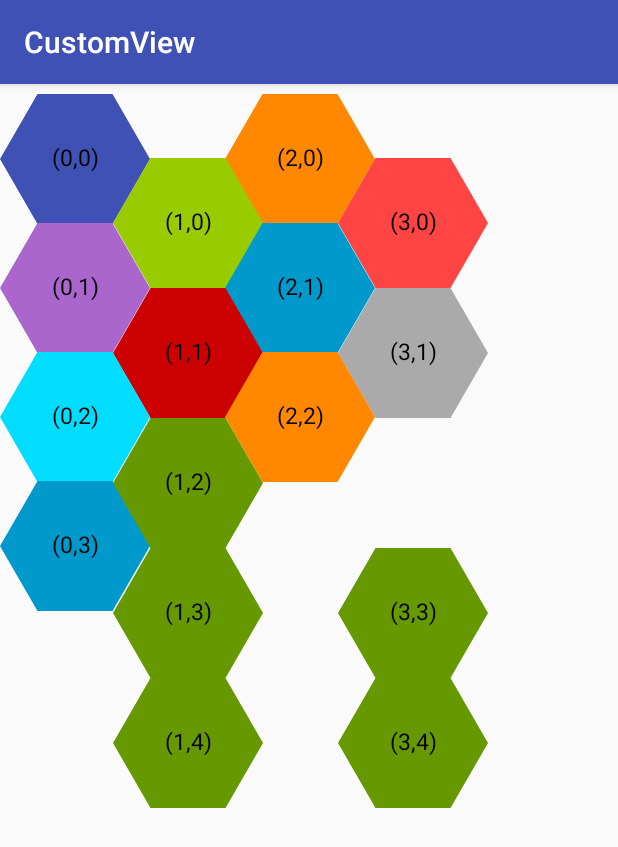
After one commit to Geek-L/AndroidProject, an Android app: the HexagonViewTest screen opened directly, with no data from a screen before it, on a phone screen of 412 x 824 dp. The commit adds this screen. Shown: the top 847 px of the screen. Run offline under Robolectric (Android 15) with nearby library versions, the phone set to English and light mode, and no system bars.

Commit message:
add hexagonview
update

```diff
--- /dev/null
+++ b/CustomView/app/src/main/java/com/zyl/customview/test/FlexibleFontViewTest.java
@@ -0,0 +1,15 @@
+package com.zyl.customview.test;
+
+import android.support.v7.app.AppCompatActivity;
+import android.os.Bundle;
+
+import com.zyl.customview.R;
+
+public class FlexibleFontViewTest extends AppCompatActivity {
+
+    @Override
+    protected void onCreate(Bundle savedInstanceState) {
+        super.onCreate(savedInstanceState);
+        setContentView(R.layout.activity_flexible_font_view_test);
+    }
+}
--- /dev/null
+++ b/CustomView/app/src/main/java/com/zyl/customview/test/HexagonViewTest.java
@@ -0,0 +1,26 @@
+package com.zyl.customview.test;
+
+import android.support.v7.app.AppCompatActivity;
+import android.os.Bundle;
+import android.widget.Toast;
+
+import com.zyl.customview.R;
+import com.zyl.customview.view.HexagonView;
+import com.zyl.customview.viewgroup.HexagonsLayout;
+
+public class HexagonViewTest extends AppCompatActivity implements HexagonsLayout.onClickItemListener{
+    private HexagonsLayout hexagonsLayout;
+    @Override
+    protected void onCreate(Bundle savedInstanceState) {
+        super.onCreate(savedInstanceState);
+        setContentView(R.layout.activity_hexagon_view_test);
+
+        hexagonsLayout=findViewById(R.id.hexagons_layout);
+        hexagonsLayout.setOnClickItemListener(this);
+    }
+
+    @Override
+    public void onClickItem(int x, int y) {
+        Toast.makeText(this,"x="+x+",y="+y,Toast.LENGTH_SHORT).show();
+    }
+}
--- a/CustomView/app/src/main/java/com/zyl/customview/test/MainActivity.java
+++ b/CustomView/app/src/main/java/com/zyl/customview/test/MainActivity.java
@@ -35,6 +35,8 @@ public class MainActivity extends AppCompatActivity implements MyAdapter.onItemC
         data.add("BallenetVerifierView");
         data.add("QQMusicEqualizerView");
         data.add("LottieAnimationView");
+        data.add("FlexibleFontViewTest");
+        data.add("HexagonViewTest");
         return data;
     }
 
@@ -54,6 +56,14 @@ public class MainActivity extends AppCompatActivity implements MyAdapter.onItemC
                 intent=new Intent(this,LottieAnimationViewTest.class);
                 break;
             }
+            case 3:{
+                intent=new Intent(this,FlexibleFontViewTest.class);
+                break;
+            }
+            case 4:{
+                intent=new Intent(this,HexagonViewTest.class);
+                break;
+            }
             default:
                 break;
         }
--- /dev/null
+++ b/CustomView/app/src/main/java/com/zyl/customview/view/FlexibleFontView.java
@@ -0,0 +1,81 @@
+package com.zyl.customview.view;
+
+import android.content.Context;
+import android.graphics.Canvas;
+import android.graphics.Paint;
+import android.support.annotation.Nullable;
+import android.util.AttributeSet;
+import android.view.View;
+
+import com.zyl.customview.util.DisplayUtil;
+
+/**
+ * Created by zhangyuanlu on 2018/1/19.
+ */
+
+public class FlexibleFontView extends View {
+    private Paint mPaint;
+    private int mHeight;
+    private int mWidth;
+    private Context mContext;
+    public FlexibleFontView(Context context) {
+        this(context,null);
+    }
+
+    public FlexibleFontView(Context context, @Nullable AttributeSet attrs) {
+        this(context, attrs,0);
+    }
+
+    public FlexibleFontView(Context context, @Nullable AttributeSet attrs, int defStyleAttr) {
+        this(context, attrs, defStyleAttr,0);
+    }
+
+    public FlexibleFontView(Context context, @Nullable AttributeSet attrs, int defStyleAttr, int defStyleRes) {
+        super(context, attrs, defStyleAttr, defStyleRes);
+        mContext=context;
+        init();
+    }
+    public void init(){
+        mPaint=new Paint();
+        mPaint.setAntiAlias(true);
+        mPaint.setStrokeWidth(10);
+        mPaint.setTextSize(DisplayUtil.sp2px(mContext,42));
+    }
+    private int measureView(int measureSpec,int defaultSize){
+        int measureSize;
+        int size=MeasureSpec.getSize(measureSpec);
+        int mode=MeasureSpec.getMode(measureSpec);
+        if(mode==MeasureSpec.EXACTLY)
+            measureSize=size;
+        else if(mode==MeasureSpec.AT_MOST)
+            measureSize=Math.min(size,defaultSize);
+        else
+            measureSize=defaultSize;
+        return measureSize;
+    }
+    @Override
+    protected void onMeasure(int widthMeasureSpec, int heightMeasureSpec) {
+        super.onMeasure(widthMeasureSpec, heightMeasureSpec);
+        setMeasuredDimension(measureView(widthMeasureSpec,200),
+                measureView(heightMeasureSpec,300));
+    }
+
+    @Override
+    protected void onDraw(Canvas canvas) {
+        super.onDraw(canvas);
+        String testString="测试文字";
+        mPaint.setTextAlign(Paint.Align.CENTER);
+        canvas.rotate(30);
+        int cx=mWidth/2,cy=mHeight/2;
+        canvas.drawText(testString,cx+200,cy,mPaint);
+        canvas.save();
+        canvas.restore();
+    }
+
+    @Override
+    protected void onSizeChanged(int w, int h, int oldw, int oldh) {
+        super.onSizeChanged(w, h, oldw, oldh);
+        mWidth=getWidth();
+        mHeight=getHeight();
+    }
+}
--- /dev/null
+++ b/CustomView/app/src/main/java/com/zyl/customview/view/HexagonView.java
@@ -0,0 +1,163 @@
+package com.zyl.customview.view;
+
+import android.content.Context;
+import android.content.res.TypedArray;
+import android.graphics.Canvas;
+import android.graphics.Color;
+import android.graphics.Paint;
+import android.graphics.Path;
+import android.graphics.Point;
+import android.graphics.RectF;
+import android.graphics.Region;
+import android.support.annotation.Nullable;
+import android.util.AttributeSet;
+import android.view.MotionEvent;
+import android.view.View;
+
+import com.zyl.customview.R;
+import com.zyl.customview.util.DisplayUtil;
+
+/**
+ * Created by zhangyuanlu on 2018/1/19.
+ */
+
+public class HexagonView extends View {
+    private Context mContext;
+    private Paint mPaint;
+    private final float PADDING=0f;
+    private int mX,mY;
+    private int mColor=Color.GREEN;
+    private int mAlpha=255;
+    private Path mPath;
+    private String mText;
+    private int mTextColor=Color.BLACK;
+    private float mTextSize=16f;
+    private onClickHVListener listener;
+    public void setOnClickHVListener(onClickHVListener listener){
+        this.listener=listener;
+    }
+    public interface onClickHVListener{
+        void onClick(int x,int y);
+    }
+    public HexagonView(Context context) {
+        this(context,null);
+    }
+
+    public HexagonView(Context context, @Nullable AttributeSet attrs) {
+        this(context, attrs,0);
+    }
+
+    public HexagonView(Context context, @Nullable AttributeSet attrs, int defStyleAttr) {
+        super(context, attrs, defStyleAttr,defStyleAttr);
+        TypedArray typedArray=context.obtainStyledAttributes(attrs, R.styleable.HexagonView);
+        mX=typedArray.getInt(R.styleable.HexagonView_x,0);
+        mY=typedArray.getInt(R.styleable.HexagonView_y,0);
+        mColor=typedArray.getColor(R.styleable.HexagonView_viewColor,mColor);
+        mText=typedArray.getString(R.styleable.HexagonView_hvtext);
+        mTextColor=typedArray.getColor(R.styleable.HexagonView_hvtextColor,mTextColor);
+        mTextSize=typedArray.getDimension(R.styleable.HexagonView_hvtextSize,mTextSize);
+        typedArray.recycle();
+        mContext=context;
+        init();
+    }
+    public int getMX(){
+        return mX;
+    }
+    public int getMY(){
+        return mY;
+    }
+    private void init(){
+        mPaint=new Paint();
+        mPaint.setAntiAlias(true);
+        mPaint.setStyle(Paint.Style.FILL);
+        mPaint.setStrokeWidth(10);
+        mPath=new Path();
+    }
+
+    private int measureSize(int measureSpec,int defaultSize){
+        int measureSize;
+        int mode=View.MeasureSpec.getMode(measureSpec);
+        int size=View.MeasureSpec.getSize(measureSpec);
+        if(mode==MeasureSpec.EXACTLY)
+            measureSize=size;
+        else if(mode==MeasureSpec.AT_MOST)
+            measureSize=Math.min(size,defaultSize);
+        else
+            measureSize=defaultSize;
+        return measureSize;
+    }
+
+    @Override
+    protected void onMeasure(int widthMeasureSpec, int heightMeasureSpec) {
+        super.onMeasure(widthMeasureSpec, heightMeasureSpec);
+        setMeasuredDimension(measureSize(widthMeasureSpec,300),
+                measureSize(heightMeasureSpec,300));
+    }
+
+    @Override
+    protected void onDraw(Canvas canvas) {
+        super.onDraw(canvas);
+        float cx=getWidth()/2;
+        float cy=getHeight()/2;
+        float length=cx-PADDING;
+        float a=(float) Math.sqrt(3)*length/2;  //邻边长度
+        mPaint.setColor(mColor);
+        mPaint.setAlpha(mAlpha);
+        mPath.moveTo(PADDING,cy);
+        //画一个正六边形
+        mPath.lineTo(PADDING+length/2f,cy-a);
+        mPath.lineTo(3/2f*length+PADDING,cy-a);
+        mPath.lineTo(cx+length,cy);
+        mPath.lineTo(3/2f*length+PADDING,cy+a);
+        mPath.lineTo(PADDING+length/2f,cy+a);
+        mPath.lineTo(PADDING,cy);
+        canvas.drawPath(mPath,mPaint);
+        if(mText!=null){
+            mPaint.setTextAlign(Paint.Align.CENTER);
+            mPaint.setTextSize(DisplayUtil.sp2px(mContext,mTextSize));
+            mPaint.setColor(mTextColor);
+            //文字居中显示
+            Paint.FontMetricsInt fontMetricsInt=mPaint.getFontMetricsInt();
+            float baseline=cy+(fontMetricsInt.descent-fontMetricsInt.ascent)/2-fontMetricsInt.descent;
+            canvas.drawText(mText,cx,baseline,mPaint);
+        }
+    }
+    @Override
+    public boolean onTouchEvent(MotionEvent event) {
+        int action=event.getAction();
+        Point point=new Point((int)event.getX(),(int)event.getY());
+        switch (action){
+            case MotionEvent.ACTION_DOWN:{
+                if(isInHexagon(mPath,point)){
+                    mAlpha=150;
+                    listener.onClick(getMX(),getMY());
+                    invalidate();
+                }
+                break;
+            }
+            case MotionEvent.ACTION_UP:{
+                mAlpha=255;
+                invalidate();
+                break;
+            }
+            default:
+                break;
+        }
+        return true;
+    }
+
+    /**
+     * 判断点是否在边界内
+     * @param path
+     * @param point
+     * @return
+     */
+    private boolean isInHexagon(Path path,Point point){
+        RectF bounds=new RectF();
+        path.computeBounds(bounds,true);
+        Region region=new Region();
+        region.setPath(path,new Region((int)bounds.left,(int)bounds.top,
+                (int)bounds.right,(int)bounds.bottom));
+        return region.contains(point.x,point.y);
+    }
+}
--- /dev/null
+++ b/CustomView/app/src/main/java/com/zyl/customview/viewgroup/HexagonsLayout.java
@@ -0,0 +1,146 @@
+package com.zyl.customview.viewgroup;
+
+import android.content.Context;
+import android.util.AttributeSet;
+import android.view.View;
+import android.view.ViewGroup;
+
+import com.zyl.customview.view.HexagonView;
+
+/**
+ * Created by zhangyuanlu on 2018/1/19.
+ */
+
+public class HexagonsLayout extends ViewGroup implements HexagonView.onClickHVListener{
+    private int mChildWidth,mChildHeight;
+    private onClickItemListener listener;
+    public void setOnClickItemListener(onClickItemListener listener){
+        this.listener=listener;
+    }
+    public interface onClickItemListener{
+        void onClickItem(int x,int y);
+    }
+    public HexagonsLayout(Context context) {
+        this(context,null);
+    }
+
+    public HexagonsLayout(Context context, AttributeSet attrs) {
+        this(context, attrs,0);
+    }
+
+    public HexagonsLayout(Context context, AttributeSet attrs, int defStyleAttr) {
+        this(context, attrs, defStyleAttr,0);
+    }
+
+    public HexagonsLayout(Context context, AttributeSet attrs, int defStyleAttr, int defStyleRes) {
+        super(context, attrs, defStyleAttr, defStyleRes);
+    }
+
+    private int measureSize(int measureSpec,boolean isWidth){
+        int measureSize;
+        int mode= View.MeasureSpec.getMode(measureSpec);
+        int size=View.MeasureSpec.getSize(measureSpec);
+        if(mode==MeasureSpec.EXACTLY)
+            measureSize=size;
+        else {
+            measureSize = 0;
+            int count=getChildCount();
+            HexagonView view;
+            view=(HexagonView)getChildAt(0);
+            int maxX=view.getMX(),maxY=view.getMY();
+            if(count==1){
+                //当只有一个子View的时候强制设定为子View的大小
+                measureSize=(isWidth?mChildWidth:mChildHeight);
+            }else if(count>0) {
+                //遍历获得最大X、Y坐标
+                for (int i = 1; i < count; i++) {
+                    view=(HexagonView)getChildAt(i);
+                    int mX=view.getMX(),mY=view.getMY();
+                    if(mX>maxX)
+                        maxX=mX;
+                    if(mY>=maxY) {
+                        maxY = mY;
+                    }
+                }
+                boolean temp=false; //获取最大Y坐标并不能表示高度为Y个子View
+                //判断最大Y坐标的一行是否有奇数的X坐标（突出一半的六边形）
+                for (int i = 1; i < count; i++) {
+                    view = (HexagonView) getChildAt(i);
+                    int mX = view.getMX(), mY = view.getMY();
+                    if(mY==maxY&&mX%2==1)
+                        temp=true;
+                }
+                int line = mChildWidth / 2;
+                //宽度的计算分X坐标为奇数和偶数两种情况
+                if(isWidth){
+                    if(maxX%2==0)
+                        measureSize = (maxX / 2 + 1) * mChildWidth + line * maxX / 2;
+                    else
+                        measureSize=(maxX+1)/2*mChildWidth+(maxX-1)/2*line+(mChildWidth-line/2);
+                }else{//高度的计算同样分两种情况（是否突出一半的六边形）
+                    if(temp)
+                        measureSize=mChildHeight*(maxY+1)-maxY*2*(mChildHeight/2-(int)(line/2*Math.sqrt(3)))
+                                +(int)(line/2*Math.sqrt(3));
+                    else
+                        measureSize=mChildHeight*(maxY+1)-maxY*2*(mChildHeight/2-(int)(line/2*Math.sqrt(3)));
+                }
+            }
+        }
+        return measureSize;
+    }
+    @Override
+    protected void onMeasure(int widthMeasureSpec, int heightMeasureSpec) {
+        measureChildren(widthMeasureSpec,heightMeasureSpec);
+        mChildWidth=getChildAt(0).getMeasuredWidth();
+        mChildHeight=getChildAt(0).getMeasuredHeight();
+        setMeasuredDimension(measureSize(widthMeasureSpec,true),
+                measureSize(heightMeasureSpec,false));
+    }
+
+    @Override
+    protected void onLayout(boolean changed, int left, int top, int right, int bottom) {
+        int count=getChildCount();
+        HexagonView view;
+        for(int i=0;i<count;i++){
+            view=(HexagonView)getChildAt(i);
+            int mX=view.getMX(),mY=view.getMY();
+            int l,t,r,b;
+            int line = mChildWidth / 2;
+            //整体分成X坐标是否为偶数两种情况，然后在Y坐标为0的基础上进行向下的平移
+            if (mX % 2 == 0) {
+                l = (mX / 2 + 1) * mChildWidth + line * mX / 2 - mChildWidth;
+                if(mY==0) {
+                    t = (mY / 2) * mChildHeight;
+                }else{
+                    t = mY*(int)(Math.sqrt(3)*line);
+                }
+            }else{
+                l=(mX+1)/2*mChildWidth+(mX-1)/2*line-line/2;
+                if(mY==0){
+                    t=(int)(1/2f*(mY*mChildHeight+Math.sqrt(3)*line));
+                }else{
+                    t =(int)((mY+1/2f)*(Math.sqrt(3)*line));
+                }
+            }
+            r=l+mChildWidth;
+            b=t+mChildHeight;
+            getChildAt(i).layout(l, t, r, b);
+        }
+    }
+
+    @Override
+    protected void onSizeChanged(int w, int h, int oldw, int oldh) {
+        super.onSizeChanged(w, h, oldw, oldh);
+        int count=getChildCount();
+        HexagonView hexagonView;
+        for(int i=0;i<count;i++){
+            hexagonView=(HexagonView) getChildAt(i);
+            hexagonView.setOnClickHVListener(this);
+        }
+    }
+
+    @Override
+    public void onClick(int x, int y) {
+        listener.onClickItem(x,y);
+    }
+}
--- /dev/null
+++ b/CustomView/app/src/main/res/layout/activity_flexible_font_view_test.xml
@@ -0,0 +1,11 @@
+<?xml version="1.0" encoding="utf-8"?>
+<android.support.constraint.ConstraintLayout xmlns:android="http://schemas.android.com/apk/res/android"
+    xmlns:app="http://schemas.android.com/apk/res-auto"
+    xmlns:tools="http://schemas.android.com/tools"
+    android:layout_width="match_parent"
+    android:layout_height="match_parent"
+    tools:context="com.zyl.customview.test.FlexibleFontViewTest">
+    <com.zyl.customview.view.FlexibleFontView
+        android:layout_width="match_parent"
+        android:layout_height="match_parent" />
+</android.support.constraint.ConstraintLayout>
--- /dev/null
+++ b/CustomView/app/src/main/res/layout/activity_hexagon_view_test.xml
@@ -0,0 +1,163 @@
+<?xml version="1.0" encoding="utf-8"?>
+<RelativeLayout xmlns:android="http://schemas.android.com/apk/res/android"
+    xmlns:app="http://schemas.android.com/apk/res-auto"
+    xmlns:tools="http://schemas.android.com/tools"
+    android:layout_width="match_parent"
+    android:layout_height="match_parent"
+    tools:context="com.zyl.customview.test.HexagonViewTest">
+
+    <com.zyl.customview.viewgroup.HexagonsLayout
+        android:id="@+id/hexagons_layout"
+        android:layout_width="wrap_content"
+        android:layout_height="wrap_content">
+
+        <com.zyl.customview.view.HexagonView
+            android:layout_width="100dp"
+            android:layout_height="100dp"
+            app:viewColor="@color/colorPrimary"
+            app:hvtext="(0,0)"
+            app:hvtextColor="@android:color/black"
+            app:hvtextSize="10sp"
+            app:x="0"
+            app:y="0" />
+
+        <com.zyl.customview.view.HexagonView
+            android:layout_width="100dp"
+            android:layout_height="100dp"
+            app:viewColor="@android:color/holo_orange_dark"
+            app:hvtext="(2,0)"
+            app:hvtextColor="@android:color/black"
+            app:hvtextSize="10sp"
+            app:x="2"
+            app:y="0" />
+
+        <com.zyl.customview.view.HexagonView
+            android:layout_width="100dp"
+            android:layout_height="100dp"
+            app:viewColor="@android:color/holo_green_light"
+            app:hvtext="(1,0)"
+            app:hvtextColor="@android:color/black"
+            app:hvtextSize="10sp"
+            app:x="1"
+            app:y="0" />
+
+        <com.zyl.customview.view.HexagonView
+            android:layout_width="100dp"
+            android:layout_height="100dp"
+            app:viewColor="@android:color/holo_red_light"
+            app:hvtext="(3,0)"
+            app:hvtextColor="@android:color/black"
+            app:hvtextSize="10sp"
+            app:x="3"
+            app:y="0" />
+
+        <com.zyl.customview.view.HexagonView
+            android:layout_width="100dp"
+            android:layout_height="100dp"
+            app:viewColor="@android:color/holo_purple"
+            app:hvtext="(0,1)"
+            app:hvtextColor="@android:color/black"
+            app:hvtextSize="10sp"
+            app:x="0"
+            app:y="1" />
+        <com.zyl.customview.view.HexagonView
+            android:layout_width="100dp"
+            android:layout_height="100dp"
+            app:viewColor="@android:color/holo_blue_dark"
+            app:hvtext="(2,1)"
+            app:hvtextColor="@android:color/black"
+            app:hvtextSize="10sp"
+            app:x="2"
+            app:y="1" />
+        <com.zyl.customview.view.HexagonView
+            android:layout_width="100dp"
+            android:layout_height="100dp"
+            app:viewColor="@android:color/holo_red_dark"
+            app:hvtext="(1,1)"
+            app:hvtextColor="@android:color/black"
+            app:hvtextSize="10sp"
+            app:x="1"
+            app:y="1" />
+        <com.zyl.customview.view.HexagonView
+            android:layout_width="100dp"
+            android:layout_height="100dp"
+            app:viewColor="@android:color/darker_gray"
+            app:hvtext="(3,1)"
+            app:hvtextColor="@android:color/black"
+            app:hvtextSize="10sp"
+            app:x="3"
+            app:y="1" />
+        <com.zyl.customview.view.HexagonView
+            android:layout_width="100dp"
+            android:layout_height="100dp"
+            app:viewColor="@android:color/holo_orange_dark"
+            app:hvtext="(2,2)"
+            app:hvtextColor="@android:color/black"
+            app:hvtextSize="10sp"
+            app:x="2"
+            app:y="2" />
+        <com.zyl.customview.view.HexagonView
+            android:layout_width="100dp"
+            android:layout_height="100dp"
+            app:viewColor="@android:color/holo_blue_bright"
+            app:hvtext="(0,2)"
+            app:hvtextColor="@android:color/black"
+            app:hvtextSize="10sp"
+            app:x="0"
+            app:y="2" />
+        <com.zyl.customview.view.HexagonView
+            android:layout_width="100dp"
+            android:layout_height="100dp"
+            app:viewColor="@android:color/holo_blue_dark"
+            app:hvtext="(0,3)"
+            app:hvtextColor="@android:color/black"
+            app:hvtextSize="10sp"
+            app:x="0"
+            app:y="3" />
+        <com.zyl.customview.view.HexagonView
+            android:layout_width="100dp"
+            android:layout_height="100dp"
+            app:viewColor="@android:color/holo_green_dark"
+            app:hvtext="(1,2)"
+            app:hvtextColor="@android:color/black"
+            app:hvtextSize="10sp"
+            app:x="1"
+            app:y="2" />
+        <com.zyl.customview.view.HexagonView
+            android:layout_width="100dp"
+            android:layout_height="100dp"
+            app:viewColor="@android:color/holo_green_dark"
+            app:hvtext="(1,3)"
+            app:hvtextColor="@android:color/black"
+            app:hvtextSize="10sp"
+            app:x="1"
+            app:y="3" />
+        <com.zyl.customview.view.HexagonView
+            android:layout_width="100dp"
+            android:layout_height="100dp"
+            app:viewColor="@android:color/holo_green_dark"
+            app:hvtext="(3,3)"
+            app:hvtextColor="@android:color/black"
+            app:hvtextSize="10sp"
+            app:x="3"
+            app:y="3" />
+        <com.zyl.customview.view.HexagonView
+            android:layout_width="100dp"
+            android:layout_height="100dp"
+            app:viewColor="@android:color/holo_green_dark"
+            app:hvtext="(1,4)"
+            app:hvtextColor="@android:color/black"
+            app:hvtextSize="10sp"
+            app:x="1"
+            app:y="4" />
+        <com.zyl.customview.view.HexagonView
+            android:layout_width="100dp"
+            android:layout_height="100dp"
+            app:viewColor="@android:color/holo_green_dark"
+            app:hvtext="(3,4)"
+            app:hvtextColor="@android:color/black"
+            app:hvtextSize="10sp"
+            app:x="3"
+            app:y="4" />
+    </com.zyl.customview.viewgroup.HexagonsLayout>
+</RelativeLayout>
--- a/CustomView/app/src/main/res/layout/activity_main.xml
+++ b/CustomView/app/src/main/res/layout/activity_main.xml
@@ -5,10 +5,13 @@
     android:layout_width="match_parent"
     android:layout_height="match_parent"
     tools:context="com.zyl.customview.test.MainActivity">
+
     <android.support.v7.widget.RecyclerView
         android:id="@+id/my_recyclerview"
         android:layout_width="match_parent"
         android:layout_height="match_parent"
-        android:scrollbars="vertical">
-    </android.support.v7.widget.RecyclerView>
+        android:layout_alignParentBottom="true"
+        android:layout_alignParentStart="true"
+        android:scrollbars="vertical"></android.support.v7.widget.RecyclerView>
+
 </RelativeLayout>
--- a/CustomView/app/src/main/res/values/attrs.xml
+++ b/CustomView/app/src/main/res/values/attrs.xml
@@ -11,4 +11,13 @@
         <attr name="outTime" format="integer"></attr>
         <attr name="autoFresh" format="boolean"></attr>
     </declare-styleable>
+
+    <declare-styleable name="HexagonView">
+        <attr name="x" format="integer"/>
+        <attr name="y" format="integer"/>
+        <attr name="viewColor" format="color"/>
+        <attr name="hvtext" format="string"/>
+        <attr name="hvtextSize" format="dimension"/>
+        <attr name="hvtextColor" format="color"/>
+    </declare-styleable>
 </resources>
--- a/CustomView/app/src/main/res/values/strings.xml
+++ b/CustomView/app/src/main/res/values/strings.xml
@@ -1,5 +1,5 @@
 <resources>
-    <string name="app_name">CustomViewTest</string>
+    <string name="app_name">CustomView</string>
     <string name="BallentVerifierView_testString">16324673</string>
     <string name="BallentVerifierView_copy_test">copy password</string>
     <string name="BallentVerifierView_copyover_test">@android:string/ok</string>
```
Also changed, not shown: CustomView/app/src/main/AndroidManifest.xml (+6 -3 lines), 3 other files.
